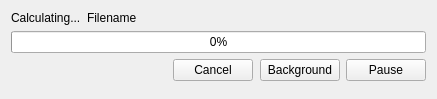
This is qt-app/src/progressdialogs/cdeleteprogressdialog.ui in VioletGiraffe/file-commander as Qt 5 draws it before an edit. The edited form follows.
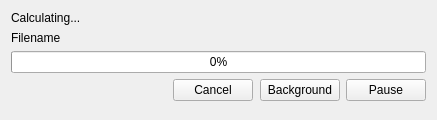
This is the edited form. Custom widgets are drawn as their Qt base class.

Commit message: CDeleteProgressDialog: displaying speed and time remaining

Diff of the .ui file:
```diff
--- a/qt-app/src/progressdialogs/cdeleteprogressdialog.ui
+++ b/qt-app/src/progressdialogs/cdeleteprogressdialog.ui
@@ -7,29 +7,15 @@
     <x>0</x>
     <y>0</y>
     <width>437</width>
-    <height>99</height>
+    <height>120</height>
    </rect>
   </property>
-  <property name="minimumSize">
-   <size>
-    <width>0</width>
-    <height>99</height>
-   </size>
-  </property>
-  <property name="maximumSize">
-   <size>
-    <width>16777215</width>
-    <height>99</height>
-   </size>
-  </property>
   <property name="windowTitle">
    <string>Form</string>
   </property>
   <layout class="QVBoxLayout" name="verticalLayout">
    <item>
-    <layout class="QHBoxLayout" name="horizontalLayout" stretch="0,1">
-     <item>
-      <widget class="QLabel" name="_lblNumFiles">
+    <widget class="QLabel" name="_lblOperationNameAndSpeed">
        <property name="text">
         <string>Calculating...</string>
        </property>
@@ -50,8 +36,6 @@
         <enum>Qt::PlainText</enum>
        </property>
       </widget>
-     </item>
-    </layout>
    </item>
    <item>
     <widget class="CProgressBarTaskbar" name="_progress">
```
Lines whose indentation alone changed are shown as unchanged. The commit also changes 1 other file.
